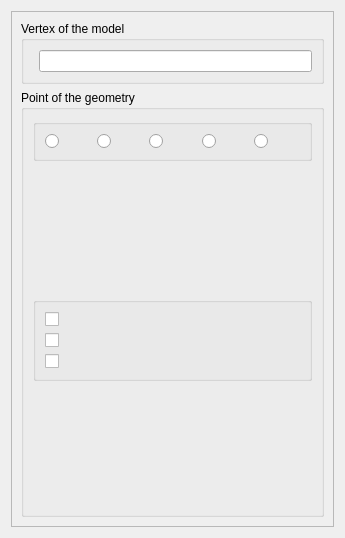
First picture: the form in src/HEXABLOCKGUI/MyDlgRef/DlgRef_Skeleton_QTD.ui, repository SalomePlatform/hexablock, before the edit.
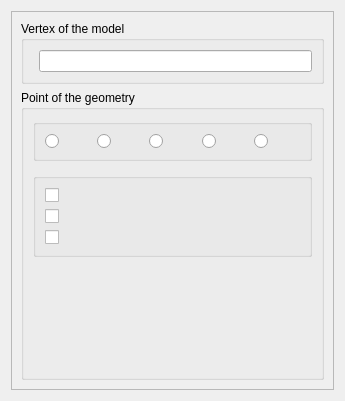
Second picture: the form after the edit.

```diff
--- a/src/HEXABLOCKGUI/MyDlgRef/DlgRef_Skeleton_QTD.ui
+++ b/src/HEXABLOCKGUI/MyDlgRef/DlgRef_Skeleton_QTD.ui
@@ -7,7 +7,7 @@
     <x>0</x>
     <y>0</y>
     <width>345</width>
-    <height>538</height>
+    <height>401</height>
    </rect>
   </property>
   <property name="sizePolicy">
@@ -16,12 +16,24 @@
     <verstretch>0</verstretch>
    </sizepolicy>
   </property>
+  <property name="minimumSize">
+   <size>
+    <width>5</width>
+    <height>0</height>
+   </size>
+  </property>
   <property name="windowTitle">
    <string/>
   </property>
   <layout class="QVBoxLayout" name="verticalLayout_2">
    <item>
     <widget class="QScrollArea" name="scrollArea">
+     <property name="sizePolicy">
+      <sizepolicy hsizetype="Preferred" vsizetype="Preferred">
+       <horstretch>0</horstretch>
+       <verstretch>0</verstretch>
+      </sizepolicy>
+     </property>
      <property name="horizontalScrollBarPolicy">
       <enum>Qt::ScrollBarAsNeeded</enum>
      </property>
@@ -34,7 +46,7 @@
         <x>0</x>
         <y>0</y>
         <width>325</width>
-        <height>518</height>
+        <height>381</height>
        </rect>
       </property>
       <layout class="QVBoxLayout" name="verticalLayout_3">
@@ -59,6 +71,12 @@
        </item>
        <item>
         <widget class="QGroupBox" name="groupBox">
+         <property name="minimumSize">
+          <size>
+           <width>5</width>
+           <height>0</height>
+          </size>
+         </property>
          <property name="title">
           <string>Point of the geometry</string>
          </property>
@@ -161,7 +179,7 @@
             <property name="sizeHint" stdset="0">
              <size>
               <width>20</width>
-              <height>10</height>
+              <height>16777215</height>
              </size>
             </property>
            </spacer>
```
Left out of the diff: 8 changed lines with no effect on the pictures.
